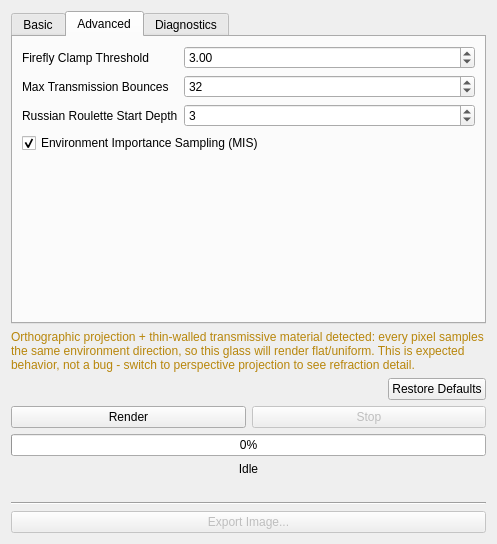
Qt form ui/PathTracingDialog.ui (sharjith/ModelViewer-Qt) before a commit.
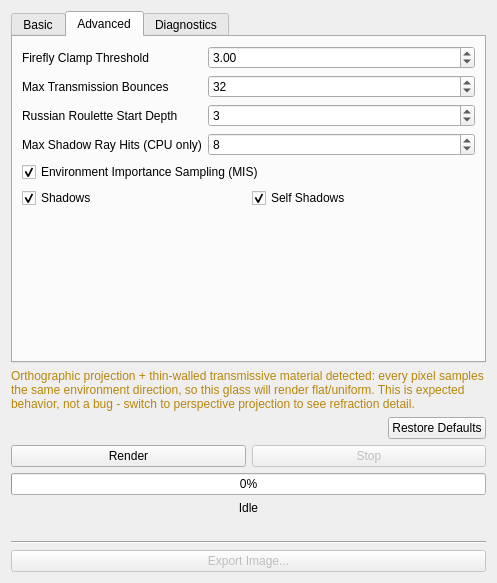
The same form after that commit. The open tabs and pages were chosen to show the change.

Commit message: Add Shadows/Self-Shadows mirror and Max Shadow Ray Hits to PT Advanced tab

```diff
--- a/ui/PathTracingDialog.ui
+++ b/ui/PathTracingDialog.ui
@@ -7,7 +7,7 @@
     <x>0</x>
     <y>0</y>
     <width>497</width>
-    <height>544</height>
+    <height>583</height>
    </rect>
   </property>
   <property name="windowTitle">
@@ -342,6 +342,29 @@
            </property>
           </widget>
          </item>
+         <item row="3" column="0">
+          <widget class="QLabel" name="labelMaxShadowRayHits">
+           <property name="text">
+            <string>Max Shadow Ray Hits (CPU only)</string>
+           </property>
+          </widget>
+         </item>
+         <item row="3" column="1">
+          <widget class="QSpinBox" name="spinBoxMaxShadowRayHits">
+           <property name="toolTip">
+            <string>&lt;html&gt;&lt;head/&gt;&lt;body&gt;&lt;p&gt;Caps how many stacked transparent/glass surfaces a shadow ray walks through on the Embree (CPU) engine before giving up. &lt;/p&gt;&lt;p&gt;No effect on the OptiX (GPU) engine, which has no equivalent limit.&lt;/p&gt;&lt;/body&gt;&lt;/html&gt;</string>
+           </property>
+           <property name="minimum">
+            <number>1</number>
+           </property>
+           <property name="maximum">
+            <number>32</number>
+           </property>
+           <property name="value">
+            <number>8</number>
+           </property>
+          </widget>
+         </item>
         </layout>
        </item>
        <item>
@@ -354,6 +377,30 @@
          </property>
         </widget>
        </item>
+       <item>
+        <layout class="QHBoxLayout" name="horizontalLayoutShadows">
+         <item>
+          <widget class="QCheckBox" name="checkBoxShadows">
+           <property name="text">
+            <string>Shadows</string>
+           </property>
+           <property name="checked">
+            <bool>true</bool>
+           </property>
+          </widget>
+         </item>
+         <item>
+          <widget class="QCheckBox" name="checkBoxSelfShadows">
+           <property name="text">
+            <string>Self Shadows</string>
+           </property>
+           <property name="checked">
+            <bool>true</bool>
+           </property>
+          </widget>
+         </item>
+        </layout>
+       </item>
        <item>
         <spacer name="verticalSpacerAdvanced">
          <property name="orientation">
```
Left out of the diff: 2 changed lines with no effect on the pictures. The commit also changes 8 other files.
